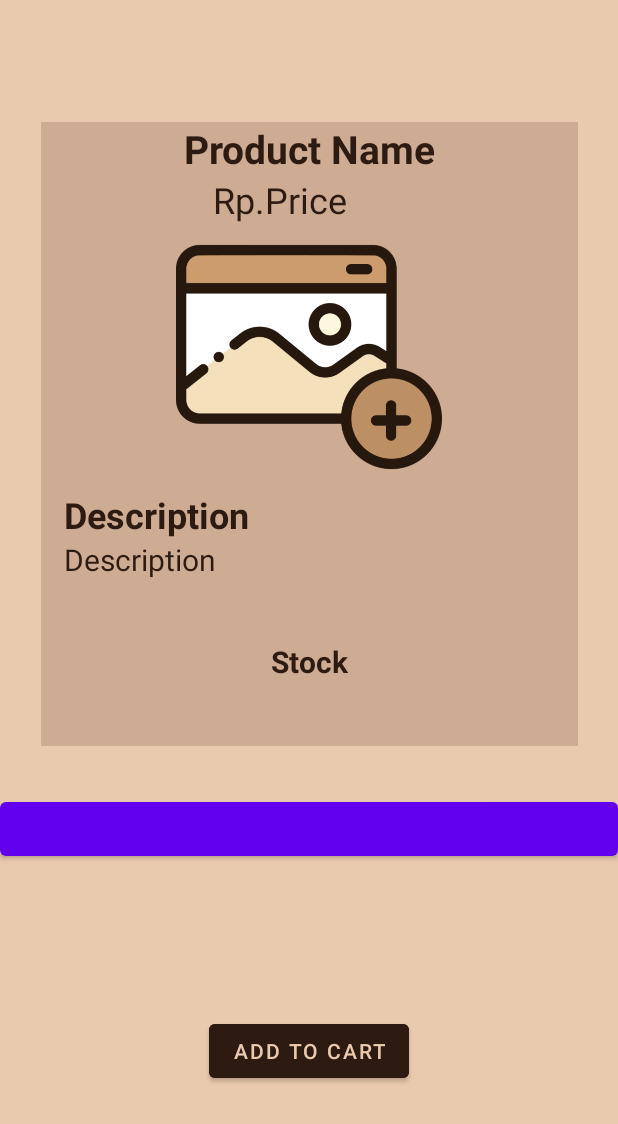
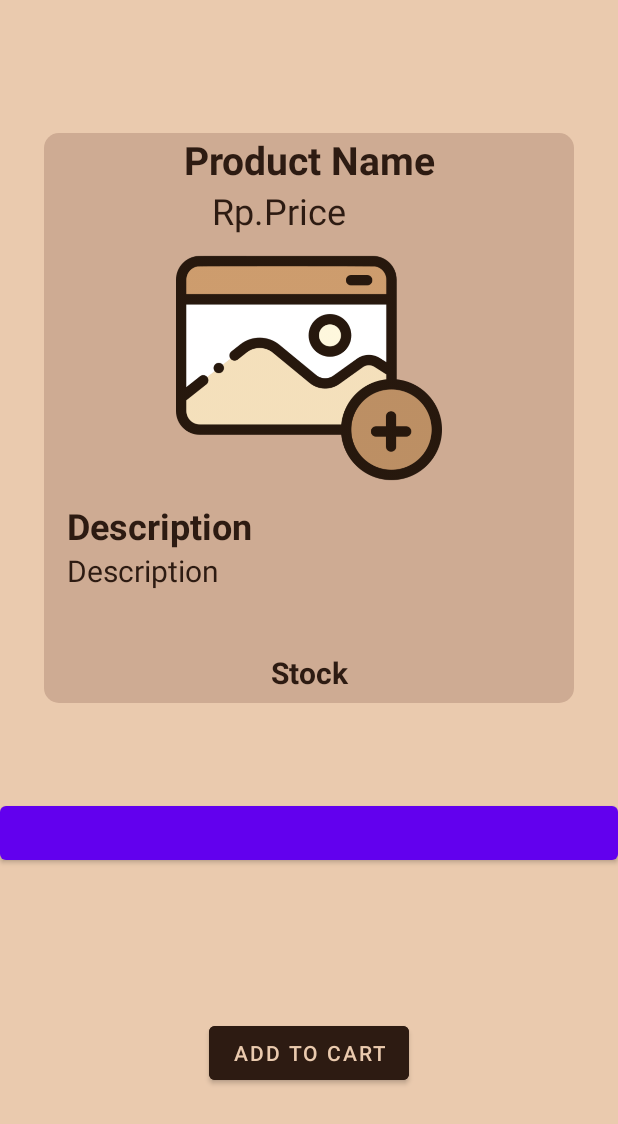
Before and after one commit to nursakinah24/EveryCoffee, an Android app: the DetailProduct screen opened directly, with no data from a screen before it, on a phone screen of 412 x 824 dp. Shown: the top 1124 px of the screen. Run offline under Robolectric (Android 15) with nearby library versions, the light colour scheme and no system bars; our stand-ins replace Firebase (no records; nobody signed in at launch, a user with empty details on screens opened directly), Picasso; libraries missing offline, so code that uses them is left out: com.cepheuen.elegantnumberbutton; plain views replace ElegantNumberButton; 1 statement that could not run was skipped.

Commit message:
update layout

```diff
--- /dev/null
+++ b/app/src/main/res/drawable/box_background.xml
@@ -0,0 +1,15 @@
+<?xml version="1.0" encoding="utf-8"?>
+<shape xmlns:android="http://schemas.android.com/apk/res/android"
+    >
+    <solid android:color="@color/lightchocolate"
+        />
+    <corners
+        android:bottomRightRadius="10dp"
+        android:bottomLeftRadius="10dp"
+        android:topLeftRadius="10dp"
+        android:topRightRadius="10dp"
+        />
+
+
+        />
+</shape>
--- a/app/src/main/res/layout/content_detail_product.xml
+++ b/app/src/main/res/layout/content_detail_product.xml
@@ -8,10 +8,11 @@
     app:layout_behavior="@string/appbar_scrolling_view_behavior">
 
     <LinearLayout
+
         android:id="@+id/linearLayout2"
-        android:layout_width="358dp"
-        android:layout_height="416dp"
-        android:background="@color/lightchocolate"
+        android:layout_width="353dp"
+        android:layout_height="380dp"
+        android:background="@drawable/box_background"
         android:orientation="vertical"
         app:layout_constraintBottom_toBottomOf="parent"
         app:layout_constraintEnd_toEndOf="parent"
@@ -124,7 +125,7 @@
         app:layout_constraintHorizontal_bias="0.0"
         app:layout_constraintStart_toStartOf="parent"
         app:layout_constraintTop_toBottomOf="@+id/linearLayout2"
-        app:layout_constraintVertical_bias="0.112"
+        app:layout_constraintVertical_bias="0.204"
         app:textColor="@color/white"
         app:textSize="16sp" />
 
@@ -138,7 +139,8 @@
         app:layout_constraintBottom_toBottomOf="parent"
         app:layout_constraintEnd_toEndOf="parent"
         app:layout_constraintStart_toStartOf="parent"
-        app:layout_constraintTop_toBottomOf="@+id/elegantBtn" />
+        app:layout_constraintTop_toBottomOf="@+id/elegantBtn"
+        />
 
     <![CDATA[
 
```
Also changed, not shown: app/src/main/res/layout/activity_admin_menu.xml (+4 -5 lines), app/src/main/res/layout/activity_coffee_item_layout.xml (+8 -6 lines), app/src/main/res/layout/activity_user_home.xml (+4 -4 lines).
